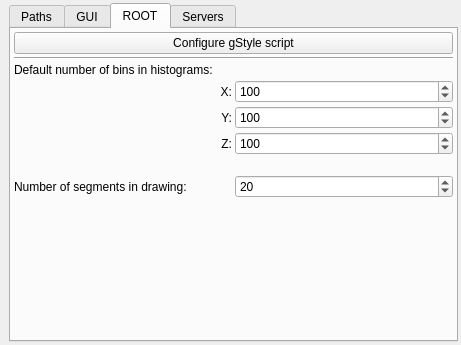
First picture: the form in ants3bundle/src/ants3/gui/aglobsetwindow.ui, repository andrmor/ANTS3bundle, before the edit.
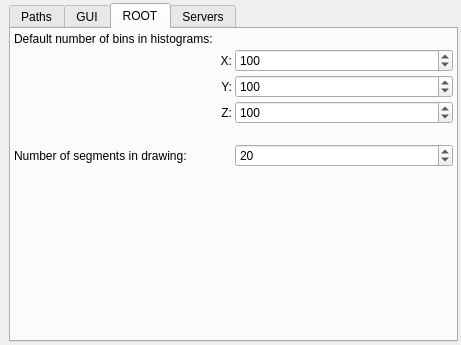
Second picture: the form after the edit. The open tabs and pages were chosen to show the change.

What changed in the file:
```diff
--- a/ants3bundle/src/ants3/gui/aglobsetwindow.ui
+++ b/ants3bundle/src/ants3/gui/aglobsetwindow.ui
@@ -424,20 +424,6 @@
         <property name="bottomMargin">
          <number>3</number>
         </property>
-        <item>
-         <widget class="QPushButton" name="pbgStyleScript">
-          <property name="text">
-           <string>Configure gStyle script</string>
-          </property>
-         </widget>
-        </item>
-        <item>
-         <widget class="Line" name="line">
-          <property name="orientation">
-           <enum>Qt::Orientation::Horizontal</enum>
-          </property>
-         </widget>
-        </item>
         <item>
          <layout class="QGridLayout" name="gridLayout_2">
           <property name="spacing">
```
Left out of the diff: 5 changed lines with no effect on the pictures.
